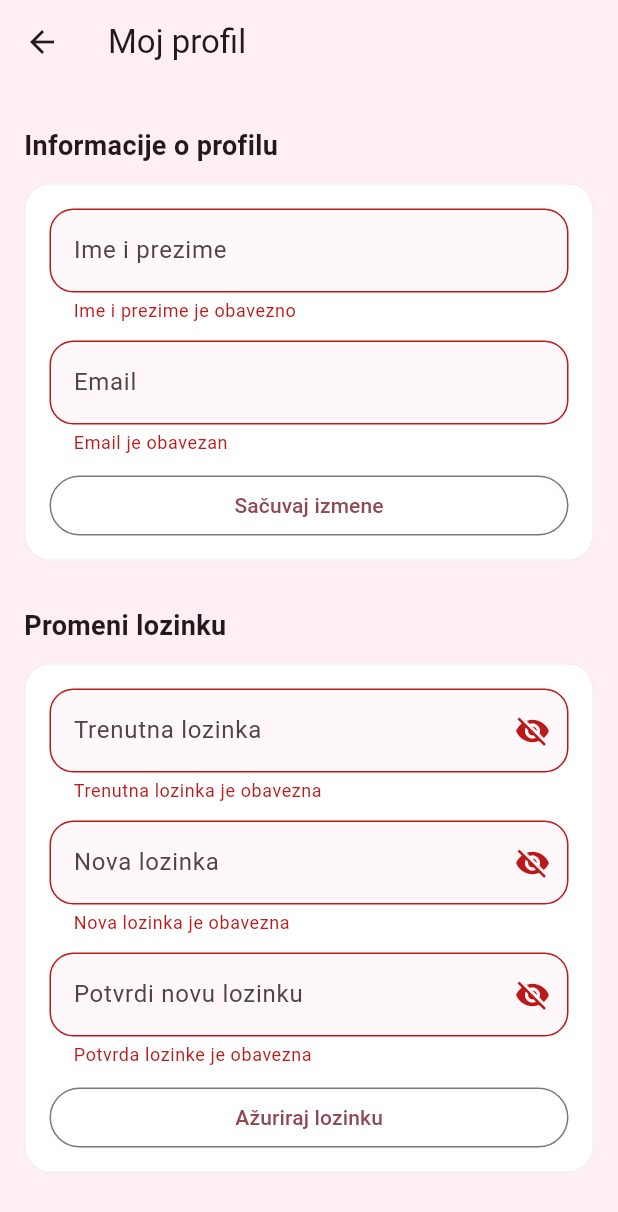
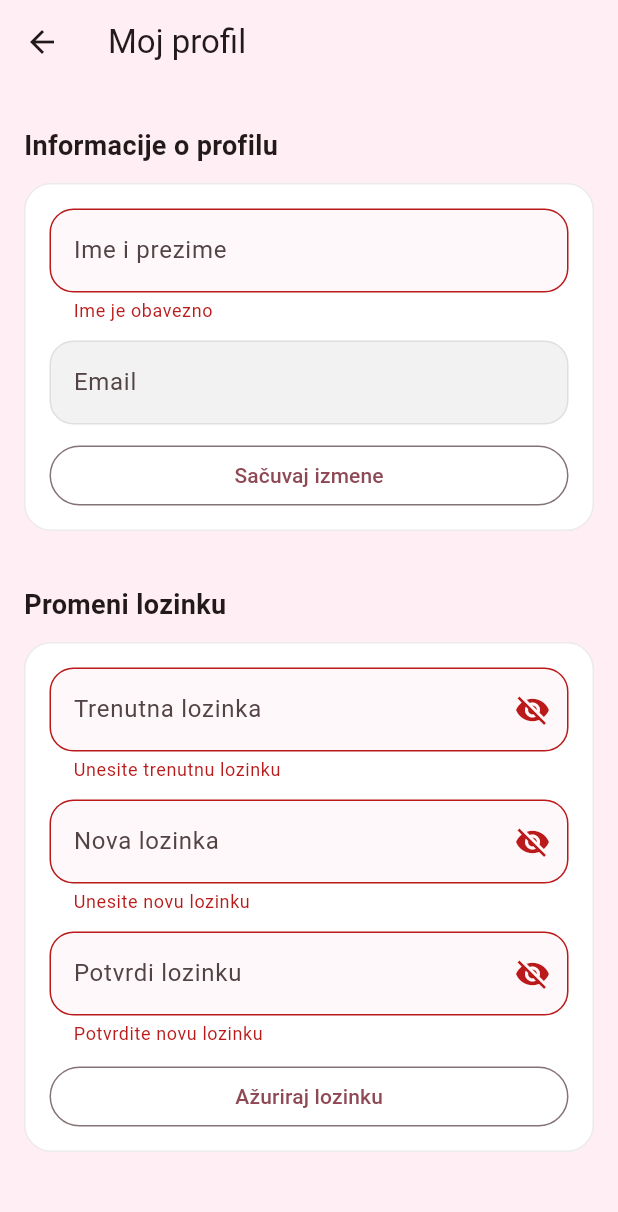
Before and after one commit to Tamara0608/MobilneProjekat, a Flutter app: the EditProfileScreen screen opened by its route, after a tap on "Sačuvaj izmene", after a tap on "Ažuriraj lozinku", on a phone screen of 412 x 824 dp. Shown: the top 1212 px of the screen. Run offline on Flutter 3.47's test engine with Material 3 defaults, Android fonts, the phone set to English and light mode, and no system bars; our stand-ins replace cloud_firestore, firebase_auth, firebase_core, image_picker; accounts and stored records are empty.

Commit message:
Implementacija uloga i dinamičko ažuriranje profila korisnika kroz eksternu bazu podataka

```diff
--- a/lib/profile/edit_profile_screen.dart
+++ b/lib/profile/edit_profile_screen.dart
@@ -2,6 +2,8 @@ import 'package:flutter/material.dart';
 import '../core/session/app_session.dart';
 import '../widgets/section_title.dart';
 import '../widgets/primary_outlined_button.dart';
+import 'package:firebase_auth/firebase_auth.dart';
+import 'package:cloud_firestore/cloud_firestore.dart';
 
 class EditProfileScreen extends StatefulWidget {
   const EditProfileScreen({super.key});
@@ -26,6 +28,7 @@ class _EditProfileScreenState extends State<EditProfileScreen> {
   bool _hideCurrent = true;
   bool _hideNew = true;
   bool _hideConfirm = true;
+  bool _isLoading = false;
 
   @override
   void initState() {
@@ -44,17 +47,101 @@ class _EditProfileScreenState extends State<EditProfileScreen> {
     super.dispose();
   }
 
-  bool _isValidEmail(String email) {
-    final pattern = RegExp(r'^[\w\.\-]+@([\w\-]+\.)+[\w]{2,}$');
-    return pattern.hasMatch(email);
+  Future<void> _handleUpdateProfile() async {
+    FocusScope.of(context).unfocus();
+    if (!_profileKey.currentState!.validate()) return;
+
+    final user = FirebaseAuth.instance.currentUser;
+    if (user == null) return;
+
+    setState(() => _isLoading = true);
+
+    try {
+      final newName = _nameCtrl.text.trim();
+      await FirebaseFirestore.instance
+          .collection('users')
+          .doc(user.uid)
+          .update({'firstName': newName});
+
+      AppSession.firstName = newName;
+
+      if (mounted) {
+        ScaffoldMessenger.of(context).showSnackBar(
+          const SnackBar(content: Text('Profil uspešno ažuriran!')),
+        );
+      }
+    } catch (e) {
+      if (mounted) {
+        ScaffoldMessenger.of(context).showSnackBar(
+          const SnackBar(content: Text('Greška pri čuvanju profila.'), backgroundColor: Colors.redAccent),
+        );
+      }
+    } finally {
+      if (mounted) setState(() => _isLoading = false);
+    }
+  }
+
+  Future<void> _handleChangePassword() async {
+    FocusScope.of(context).unfocus();
+
+    if (!_passKey.currentState!.validate()) return;
+
+    final user = FirebaseAuth.instance.currentUser;
+    if (user == null || user.email == null) return;
+
+    setState(() => _isLoading = true);
+
+    try {
+
+      final credential = EmailAuthProvider.credential(
+        email: user.email!,
+        password: _currentPassCtrl.text,
+      );
+
+      await user.reauthenticateWithCredential(credential);
+
+      await user.updatePassword(_newPassCtrl.text.trim());
+
+
+      _currentPassCtrl.clear();
+      _newPassCtrl.clear();
+      _confirmPassCtrl.clear();
+
+      if (mounted) {
+        ScaffoldMessenger.of(context).showSnackBar(
+          const SnackBar(content: Text('Lozinka uspešno promenjena!')),
+        );
+      }
+    } on FirebaseAuthException catch (e) {
+
+      String msg = 'Došlo je do greške.';
+      if (e.code == 'wrong-password' || e.code == 'invalid-credential') {
+        msg = 'Trenutna lozinka nije tačna.';
+      } else if (e.code == 'weak-password') {
+        msg = 'Nova lozinka je preslaba.';
+      }
+
+      if (mounted) {
+        ScaffoldMessenger.of(context).showSnackBar(
+          SnackBar(content: Text(msg), backgroundColor: Colors.redAccent),
+        );
+      }
+    } catch (e) {
+      if (mounted) {
+        ScaffoldMessenger.of(context).showSnackBar(
+          const SnackBar(content: Text('Sistemska greška. Pokušajte kasnije.'), backgroundColor: Colors.redAccent),
+        );
+      }
+    } finally {
+      if (mounted) setState(() => _isLoading = false);
+    }
   }
 
   bool _isStrongPassword(String pass) {
     final hasUpper = RegExp(r'[A-Z]').hasMatch(pass);
     final hasLower = RegExp(r'[a-z]').hasMatch(pass);
     final hasDigit = RegExp(r'\d').hasMatch(pass);
-    final hasSpecial =
-        RegExp(r'[!@#$%^&*(),.?":{}|<>_\-\\/\[\]~`+=;]').hasMatch(pass);
+    final hasSpecial = RegExp(r'[!@#$%^&*(),.?":{}|<>_\-\\/\[\]~`+=;]').hasMatch(pass);
     return pass.length >= 8 && hasUpper && hasLower && hasDigit && hasSpecial;
   }
 
@@ -67,15 +154,11 @@ class _EditProfileScreenState extends State<EditProfileScreen> {
       errorMaxLines: 3,
       border: OutlineInputBorder(
         borderRadius: BorderRadius.circular(16),
-        borderSide: BorderSide(
-          color: Colors.black.withValues(alpha: 0.08),
-        ),
+        borderSide: BorderSide(color: Colors.black.withValues(alpha: 0.08)),
       ),
       enabledBorder: OutlineInputBorder(
         borderRadius: BorderRadius.circular(16),
-        borderSide: BorderSide(
-          color: Colors.black.withValues(alpha: 0.08),
-        ),
+        borderSide: BorderSide(color: Colors.black.withValues(alpha: 0.08)),
       ),
     );
   }
@@ -87,9 +170,7 @@ class _EditProfileScreenState extends State<EditProfileScreen> {
       decoration: BoxDecoration(
         color: Colors.white,
         borderRadius: BorderRadius.circular(18),
-        border: Border.all(
-          color: Colors.black.withValues(alpha: 0.06),
-        ),
+        border: Border.all(color: Colors.black.withValues(alpha: 0.08)),
       ),
       child: child,
     );
@@ -104,7 +185,9 @@ class _EditProfileScreenState extends State<EditProfileScreen> {
         elevation: 0,
         title: const Text('Moj profil'),
       ),
-      body: SingleChildScrollView(
+      body: _isLoading
+          ? const Center(child: CircularProgressIndicator())
+          : SingleChildScrollView(
               padding: const EdgeInsets.all(16),
               child: Column(
                 crossAxisAlignment: CrossAxisAlignment.start,
@@ -118,48 +201,26 @@ class _EditProfileScreenState extends State<EditProfileScreen> {
                           TextFormField(
                             controller: _nameCtrl,
                             decoration: _inputDecoration('Ime i prezime'),
-                      validator: (value) {
-                        final v = (value ?? '').trim();
-                        if (v.isEmpty) return 'Ime i prezime je obavezno';
-                        return null;
-                      },
+                            validator: (v) => v!.trim().isEmpty ? 'Ime je obavezno' : null,
                           ),
                           const SizedBox(height: 12),
                           TextFormField(
                             controller: _emailCtrl,
-                      keyboardType: TextInputType.emailAddress,
-                      decoration: _inputDecoration('Email'),
-                      validator: (value) {
-                        final v = (value ?? '').trim();
-                        if (v.isEmpty) return 'Email je obavezan';
-                        if (!_isValidEmail(v)) {
-                          return 'Email mora biti u formatu naziv@domen.com';
-                        }
-                        return null;
-                      },
+                            readOnly: true,
+                            decoration: _inputDecoration('Email').copyWith(
+                              fillColor: const Color(0xFFF2F2F2),
+                            ),
                           ),
                           const SizedBox(height: 14),
                           PrimaryOutlinedButton(
                             text: 'Sačuvaj izmene',
-                      onPressed: () {
-                        FocusScope.of(context).unfocus();
-                        if (_profileKey.currentState!.validate()) {
-                          AppSession.firstName = _nameCtrl.text.trim();
-                          AppSession.email = _emailCtrl.text.trim();
-
-                          ScaffoldMessenger.of(context).showSnackBar(
-                            const SnackBar(
-                              content: Text('Sačuvane izmene profila'),
-                            ),
-                          );
-                        }
-                      },
+                            onPressed: _handleUpdateProfile,
                           ),
                         ],
                       ),
                     ),
                   ),
-            const SizedBox(height: 18),
+                  const SizedBox(height: 24),
                   const SectionTitle(text: 'Promeni lozinku'),
                   _card(
                     Form(
@@ -172,18 +233,11 @@ class _EditProfileScreenState extends State<EditProfileScreen> {
                             decoration: _inputDecoration(
                               'Trenutna lozinka',
                               suffix: IconButton(
-                          icon: Icon(
-                            _hideCurrent ? Icons.visibility_off : Icons.visibility,
-                          ),
-                          onPressed: () =>
-                              setState(() => _hideCurrent = !_hideCurrent),
+                                icon: Icon(_hideCurrent ? Icons.visibility_off : Icons.visibility),
+                                onPressed: () => setState(() => _hideCurrent = !_hideCurrent),
                               ),
                             ),
-                      validator: (value) {
-                        final v = value ?? '';
-                        if (v.isEmpty) return 'Trenutna lozinka je obavezna';
-                        return null;
-                      },
+                            validator: (v) => (v == null || v.isEmpty) ? 'Unesite trenutnu lozinku' : null,
                           ),
                           const SizedBox(height: 12),
                           TextFormField(
@@ -192,18 +246,13 @@ class _EditProfileScreenState extends State<EditProfileScreen> {
                             decoration: _inputDecoration(
                               'Nova lozinka',
                               suffix: IconButton(
-                          icon: Icon(
-                            _hideNew ? Icons.visibility_off : Icons.visibility,
-                          ),
+                                icon: Icon(_hideNew ? Icons.visibility_off : Icons.visibility),
                                 onPressed: () => setState(() => _hideNew = !_hideNew),
                               ),
                             ),
-                      validator: (value) {
-                        final v = value ?? '';
-                        if (v.isEmpty) return 'Nova lozinka je obavezna';
-                        if (!_isStrongPassword(v)) {
-                          return 'Lozinka mora imati najmanje 8 karaktera i sadržati: veliko slovo, malo slovo, broj i specijalan karakter.';
-                        }
+                            validator: (v) {
+                              if (v == null || v.isEmpty) return 'Unesite novu lozinku';
+                              if (!_isStrongPassword(v)) return 'Lozinka je slaba';
                               return null;
                             },
                           ),
@@ -212,18 +261,14 @@ class _EditProfileScreenState extends State<EditProfileScreen> {
                             controller: _confirmPassCtrl,
                             obscureText: _hideConfirm,
                             decoration: _inputDecoration(
-                        'Potvrdi novu lozinku',
+                              'Potvrdi lozinku',
                               suffix: IconButton(
-                          icon: Icon(
-                            _hideConfirm ? Icons.visibility_off : Icons.visibility,
-                          ),
-                          onPressed: () =>
-                              setState(() => _hideConfirm = !_hideConfirm),
+                                icon: Icon(_hideConfirm ? Icons.visibility_off : Icons.visibility),
+                                onPressed: () => setState(() => _hideConfirm = !_hideConfirm),
                               ),
                             ),
-                      validator: (value) {
-                        final v = value ?? '';
-                        if (v.isEmpty) return 'Potvrda lozinke je obavezna';
+                            validator: (v) {
+                              if (v == null || v.isEmpty) return 'Potvrdite novu lozinku';
                               if (v != _newPassCtrl.text) return 'Lozinke se ne poklapaju';
                               return null;
                             },
@@ -231,20 +276,7 @@ class _EditProfileScreenState extends State<EditProfileScreen> {
                           const SizedBox(height: 14),
                           PrimaryOutlinedButton(
                             text: 'Ažuriraj lozinku',
-                      onPressed: () {
-                        FocusScope.of(context).unfocus();
-                        if (_passKey.currentState!.validate()) {
-                          _currentPassCtrl.clear();
-                          _newPassCtrl.clear();
-                          _confirmPassCtrl.clear();
-
-                          ScaffoldMessenger.of(context).showSnackBar(
-                            const SnackBar(
-                              content: Text('Lozinka je ažurirana'),
-                            ),
-                          );
-                        }
-                      },
+                            onPressed: _handleChangePassword,
                           ),
                         ],
                       ),
--- a/pubspec.yaml
+++ b/pubspec.yaml
@@ -15,6 +15,7 @@ dependencies:
   cloud_firestore: ^6.1.2
   firebase_core: ^4.4.0
   image_picker: ^1.2.1
+  firebase_auth: ^6.1.4
   # (po potrebi kasnije) go_router: ^14.0.0
 
 dev_dependencies:
```
Also changed, not shown: lib/auth/login_screen.dart (+99 -55 lines), lib/auth/register_screen.dart (+65 -26 lines), pubspec.lock, 4 other files. Lines whose indentation alone changed are shown as unchanged.
